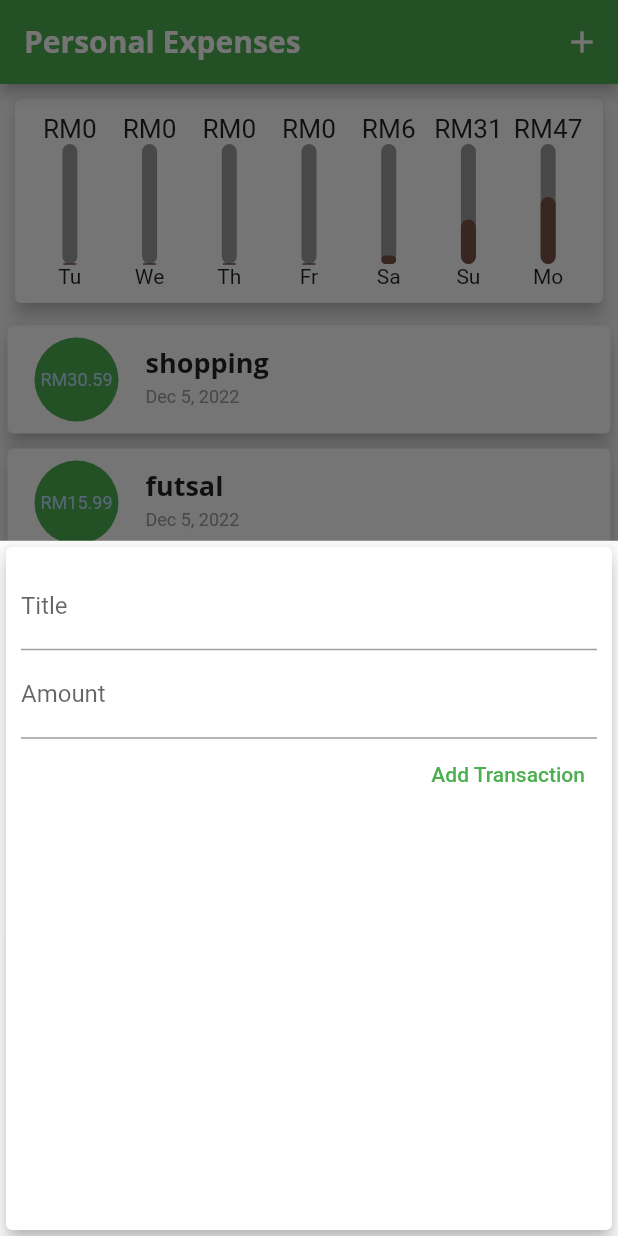
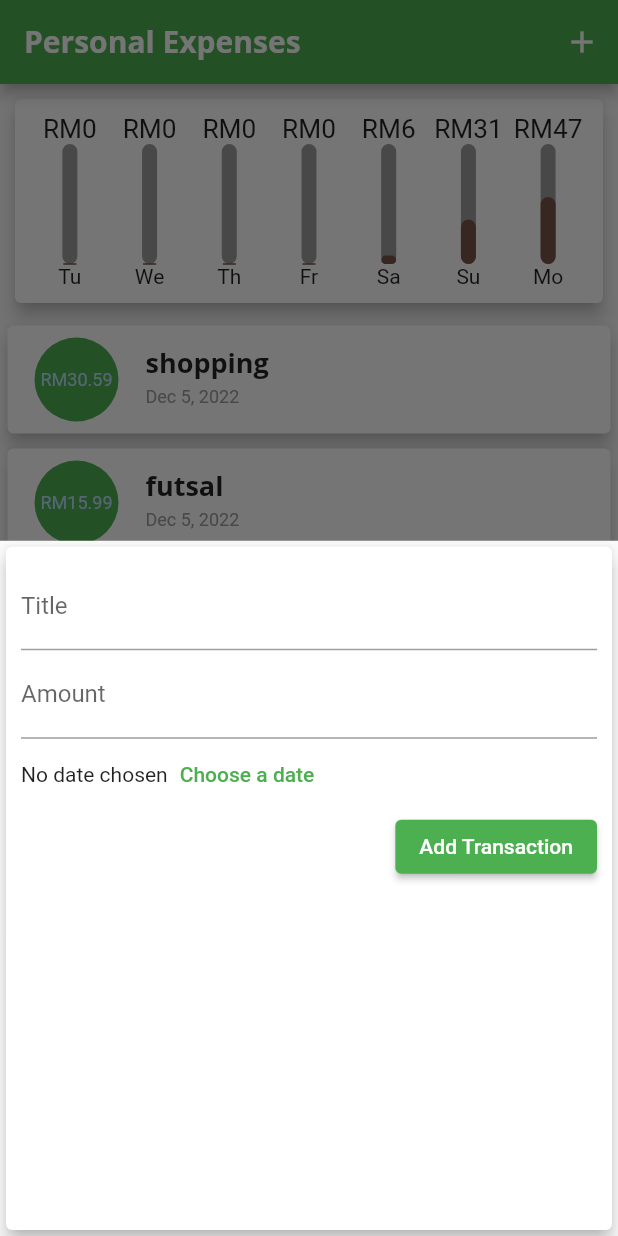
Before and after one commit to dondonjedd/personal_expenses, a Flutter app: the screen it shows after launch, after a tap on the "add" icon, on a phone screen of 412 x 824 dp. Run offline on Flutter 3.47's test engine with Material 2 defaults, Android fonts, the phone set to English and light mode, and no system bars.

Commit message:
create button to choose date

```diff
--- a/lib/widgets/add_transaction.dart
+++ b/lib/widgets/add_transaction.dart
@@ -10,7 +10,6 @@ class AddTransaction extends StatefulWidget {
 
 class _AddTransactionState extends State<AddTransaction> {
   final titleController = TextEditingController();
-
   final amountController = TextEditingController();
 
   submitData() {
@@ -45,12 +44,22 @@ class _AddTransactionState extends State<AddTransaction> {
               keyboardType: TextInputType.number,
               onSubmitted: (_) => submitData(),
             ),
-            TextButton(
+            Row(
+              children: [
+                const Text("No date chosen"),
+                TextButton(
+                    onPressed: () {},
+                    child: Text(
+                      "Choose a date",
+                      style: TextStyle(
+                          color: Theme.of(context).colorScheme.primary),
+                    )),
+              ],
+            ),
+            ElevatedButton(
               onPressed: submitData,
-              style: ElevatedButton.styleFrom(
-                  foregroundColor: Theme.of(context).colorScheme.primary),
               child: const Text("Add Transaction"),
-            )
+            ),
           ],
         ),
       ),
```
